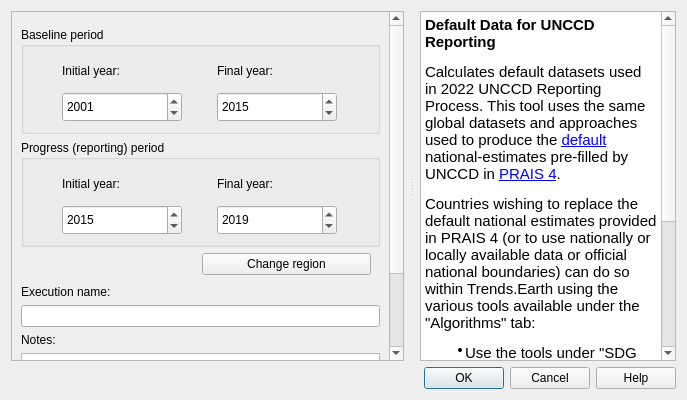
ConservationInternational/trends.earth, file LDMP/gui/DlgCalculateUNCCD.ui: the form before one commit.
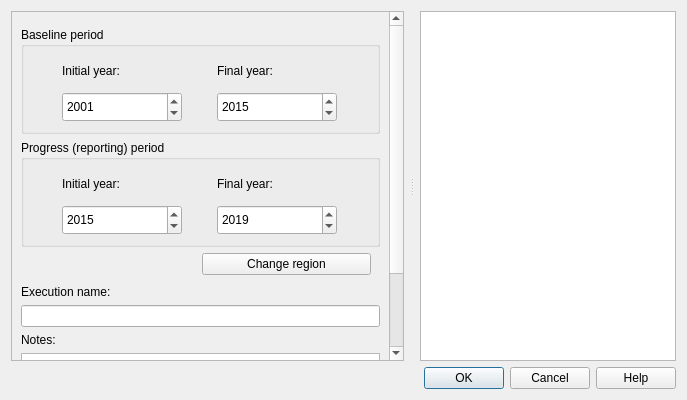
The form after the commit.

Patch:
```diff
--- a/LDMP/gui/DlgCalculateUNCCD.ui
+++ b/LDMP/gui/DlgCalculateUNCCD.ui
@@ -474,17 +474,7 @@
       <property name="autoFormatting">
        <set>QTextEdit::AutoBulletList</set>
       </property>
-      <property name="html">
-       <string>&lt;!DOCTYPE HTML PUBLIC &quot;-//W3C//DTD HTML 4.0//EN&quot; &quot;http://www.w3.org/TR/REC-html40/strict.dtd&quot;&gt;
-&lt;html&gt;&lt;head&gt;&lt;meta name=&quot;qrichtext&quot; content=&quot;1&quot; /&gt;&lt;style type=&quot;text/css&quot;&gt;
-p, li { white-space: pre-wrap; }
-&lt;/style&gt;&lt;/head&gt;&lt;body style=&quot; font-family:'MS Shell Dlg 2'; font-size:8pt; font-weight:400; font-style:normal;&quot;&gt;
-&lt;p style=&quot; margin-top:18px; margin-bottom:12px; margin-left:0px; margin-right:0px; -qt-block-indent:0; text-indent:0px;&quot;&gt;&lt;span style=&quot; font-family:'Ubuntu'; font-size:11pt; font-weight:600;&quot;&gt;Default Data for UNCCD Reporting&lt;/span&gt;&lt;/p&gt;
-&lt;p style=&quot; margin-top:12px; margin-bottom:12px; margin-left:0px; margin-right:0px; -qt-block-indent:0; text-indent:0px;&quot;&gt;&lt;span style=&quot; font-family:'Ubuntu'; font-size:11pt;&quot;&gt;Calculates default datasets used in 2022 UNCCD Reporting Process. This tool uses the same global datasets and approaches used to produce the &lt;/span&gt;&lt;a href=&quot;https://prais4-reporting-manual.readthedocs.io/en/latest/introduction.html#default-data&quot;&gt;&lt;span style=&quot; font-size:11pt; text-decoration: underline; &quot;&gt;default&lt;/span&gt;&lt;/a&gt;&lt;span style=&quot; font-family:'Ubuntu'; font-size:11pt;&quot;&gt; national-estimates pre-filled by UNCCD in &lt;/span&gt;&lt;a href=&quot;https://reporting.unccd.int&quot;&gt;&lt;span style=&quot; font-size:11pt; text-decoration: underline; &quot;&gt;PRAIS 4&lt;/span&gt;&lt;/a&gt;&lt;span style=&quot; font-family:'Ubuntu'; font-size:11pt;&quot;&gt;.&lt;/span&gt;&lt;/p&gt;
-&lt;p style=&quot; margin-top:12px; margin-bottom:12px; margin-left:0px; margin-right:0px; -qt-block-indent:0; text-indent:0px;&quot;&gt;&lt;span style=&quot; font-family:'Ubuntu'; font-size:11pt;&quot;&gt;Countries wishing to replace the default national estimates provided in PRAIS 4 (or to use nationally or locally available data or official national boundaries) can do so within Trends.Earth using the various tools available under the &amp;quot;Algorithms&amp;quot; tab:&lt;/span&gt;&lt;/p&gt;
-&lt;ul style=&quot;margin-top: 0px; margin-bottom: 0px; margin-left: 0px; margin-right: 0px; -qt-list-indent: 1;&quot;&gt;&lt;li style=&quot; margin-top:12px; margin-bottom:12px; margin-left:0px; margin-right:0px; -qt-block-indent:0; text-indent:0px;&quot;&gt;&lt;span style=&quot; font-family:'Ubuntu'; font-size:11pt;&quot;&gt;Use the tools under &amp;quot;SDG 15.3.1 - Land degradation&amp;quot; to produce customized estimates of Strategic Objective 1 (land condition) and Strategic Objective 2 (population exposed)&lt;/span&gt;&lt;/li&gt;&lt;/ul&gt;
-&lt;ul style=&quot;margin-top: 0px; margin-bottom: 0px; margin-left: 0px; margin-right: 0px; -qt-list-indent: 1;&quot;&gt;&lt;li style=&quot; margin-top:12px; margin-bottom:12px; margin-left:0px; margin-right:0px; -qt-block-indent:0; text-indent:0px;&quot;&gt;&lt;span style=&quot; font-family:'Ubuntu'; font-size:11pt;&quot;&gt;Use the tools under &amp;quot;Drought - Vulnerability and exposure&amp;quot; to produce estimates of Strategic Objective 3 (drought vulnerability)&lt;/span&gt;&lt;/li&gt;&lt;/ul&gt;&lt;/body&gt;&lt;/html&gt;</string>
-      </property>
+      <property name="html"><string/></property>
       <property name="openExternalLinks">
        <bool>true</bool>
       </property>
```
